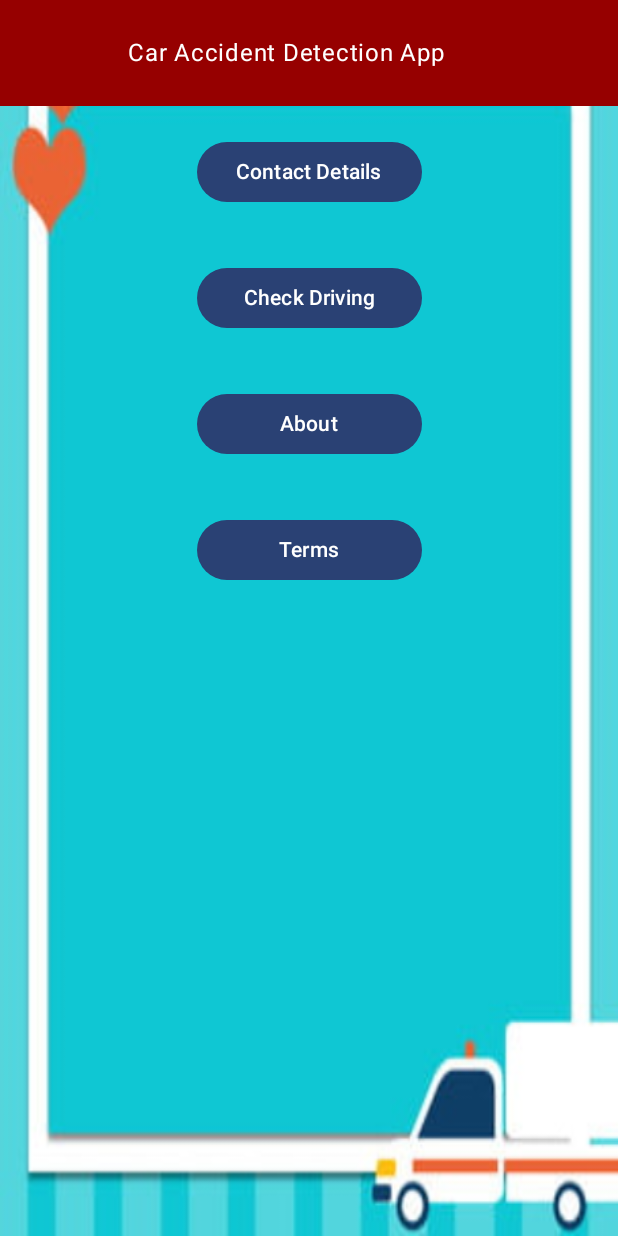
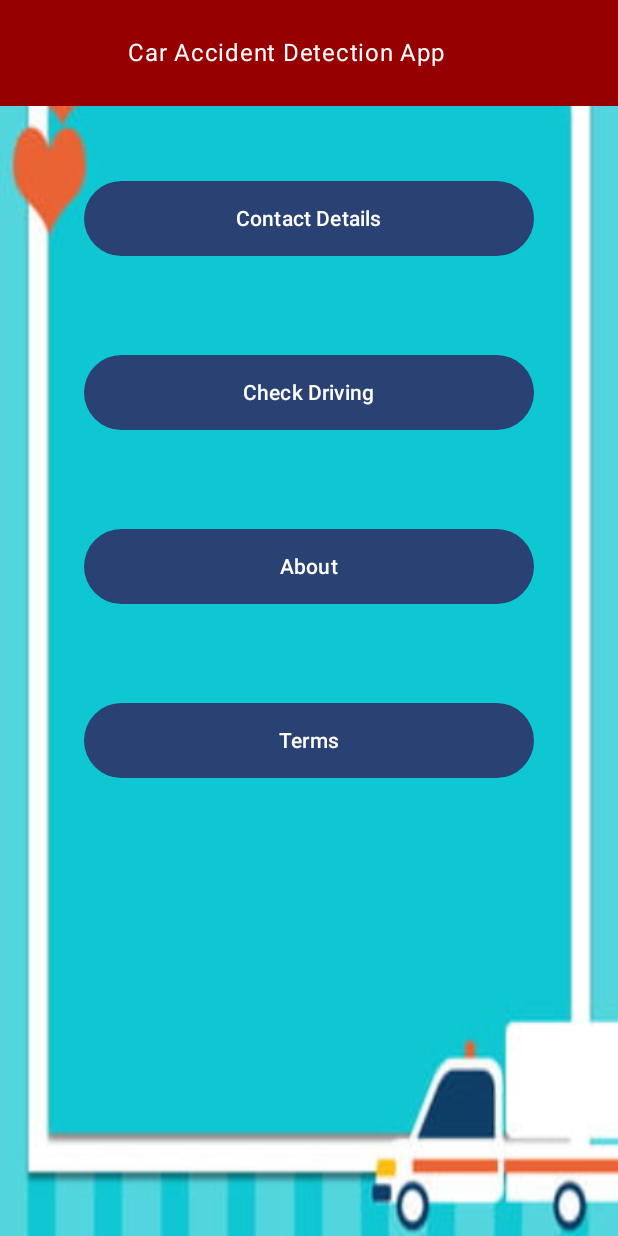
Before and after one commit to wallace0123456/Android_project_3053643, an Android app built with Jetpack Compose: the MainActivity screen opened directly, with no data from a screen before it, on a phone screen of 412 x 824 dp. Run offline under Robolectric (Android 15) with nearby library versions, the phone set to English and light mode, and no system bars.

Commit message:
modified button layout

```diff
--- a/app/src/main/java/com/griffith/md_project_3053643/MainActivity.kt
+++ b/app/src/main/java/com/griffith/md_project_3053643/MainActivity.kt
@@ -1,5 +1,7 @@
 package com.griffith.md_project_3053643
 
+import android.content.Context
+import android.content.Intent
 import android.os.Bundle
 import android.service.controls.templates.TemperatureControlTemplate
 import androidx.activity.ComponentActivity
@@ -24,16 +26,18 @@ import androidx.compose.ui.Modifier
 import androidx.compose.ui.graphics.Color
 import androidx.compose.ui.layout.ContentScale
 import androidx.compose.ui.layout.layout
+import androidx.compose.ui.platform.LocalContext
 import androidx.compose.ui.res.colorResource
 import androidx.compose.ui.res.painterResource
 import androidx.compose.ui.tooling.preview.Preview
 import androidx.compose.ui.unit.dp
+import androidx.core.content.ContextCompat.startActivity
 import androidx.navigation.NavController
 import androidx.navigation.compose.NavHost
 import androidx.navigation.compose.composable
 import androidx.navigation.compose.rememberNavController
 import com.griffith.md_project_3053643.ui.theme.MD_project_3053643Theme
-
+import androidx.compose.ui.platform.LocalContext
 class MainActivity : ComponentActivity() {
     override fun onCreate(savedInstanceState: Bundle?) {
         super.onCreate(savedInstanceState)
@@ -58,20 +62,26 @@ class MainActivity : ComponentActivity() {
 
 //main page
 @Composable
-fun mainPage(navController: NavController){
-
+fun mainPage(navController: NavController) {
+    val context = LocalContext.current
     //import background of the main page
-    Image(painter = painterResource(id = R.drawable.mainbg),
+    Image(
+        painter = painterResource(id = R.drawable.mainbg),
         contentDescription = "mainBackground",
         contentScale = ContentScale.FillBounds,
+        modifier = Modifier.fillMaxSize()
+
     )
-    Column (
-        horizontalAlignment = Alignment.CenterHorizontally
+    Column(
+        horizontalAlignment = Alignment.CenterHorizontally,
+        modifier = Modifier.fillMaxSize()
+
     )
 
     {
-        Surface(color = Color(150,0,0)) {
-            Text("Car Accident Detection App ",
+        Surface(color = Color(150, 0, 0)) {
+            Text(
+                "Car Accident Detection App ",
                 style = MaterialTheme.typography.bodyLarge,
                 modifier = Modifier
                     .padding(bottom = 26.dp, top = 26.dp)
@@ -79,43 +89,54 @@ fun mainPage(navController: NavController){
                     .offset(x = 85.dp),
                 color = Color.White
 
-                )
+            )
         }
 
-        //main page buttons use to navigate to different activities
+        //main page buttons use to intent to different activities
         Button(
-            onClick = { navController.navigate("Contact") },
+            onClick = { val intent = Intent(context, Contact::class.java)
+                context.startActivity(intent) },
             modifier = Modifier
-                .padding(bottom = 16.dp, top = 20.dp)
-                .width(150.dp)
+                .padding(bottom = 16.dp, top = 50.dp)
+                .width(300.dp)
+                .height(50.dp)
         )
         {
             Text("Contact Details")
         }
 
-        //button to SpeedDrive activities
-        Button(onClick = { navController.navigate("SpeedDrive") },
+        //button to intent to SpeedDrive activities
+        Button(
+            onClick = {
+                val intent = Intent(context, SpeedDrive::class.java)
+                context.startActivity(intent)},
             modifier = Modifier
-                .padding(bottom = 16.dp, top = 20.dp)
-                .width(150.dp)
+                .padding(bottom = 16.dp, top = 50.dp)
+                .width(300.dp)
+                .height(50.dp)
         ) {
             Text("Check Driving")
 
         }
 
         //button to About activities
-        Button(onClick = { /*TODO*/ },
-            modifier = Modifier.padding(bottom = 16.dp, top = 20.dp).
-            width(150.dp)
+        Button(
+            onClick = { /*TODO*/ },
+            modifier = Modifier.padding(bottom = 16.dp, top = 50.dp)
+                .width(300.dp)
+                .height(50.dp)
         ) {
             Text("About")
 
         }
 
         //button to Terms activities
-        Button(onClick = { /*TODO*/ },
-            modifier = Modifier.padding(bottom = 16.dp, top = 20.dp).
-            width(150.dp)
+        Button(
+            onClick = { /*TODO*/ },
+            modifier = Modifier.padding(bottom = 16.dp, top = 50.dp)
+                .width(300.dp)
+                .height(50.dp)
+
         ) {
             Text("Terms")
 
```
